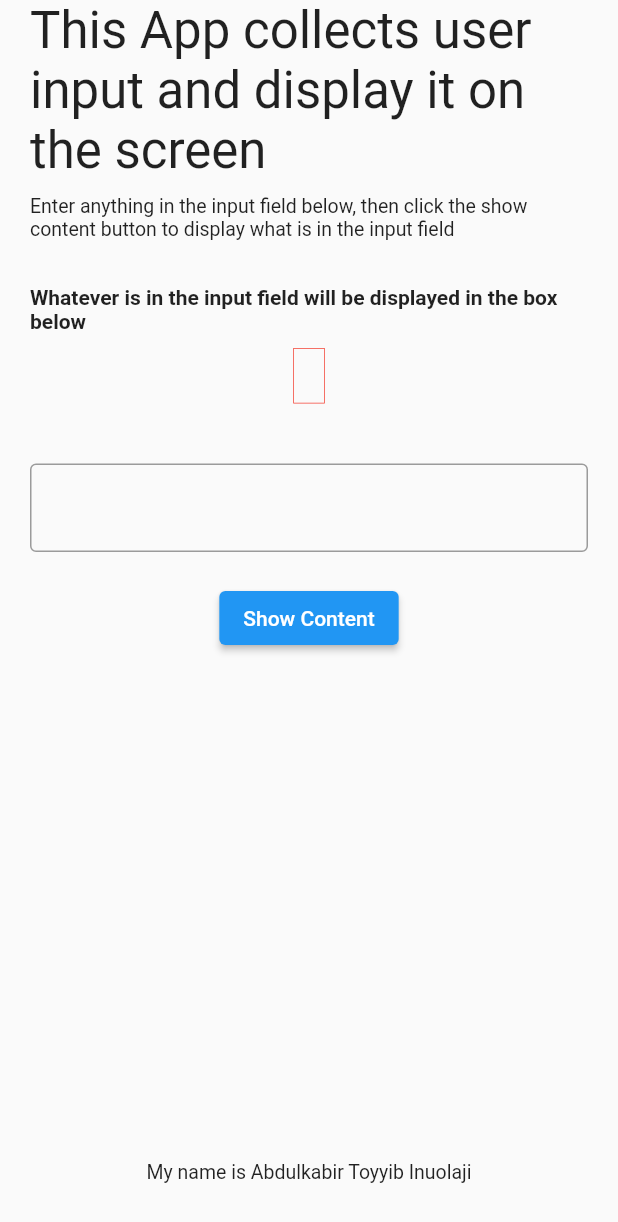
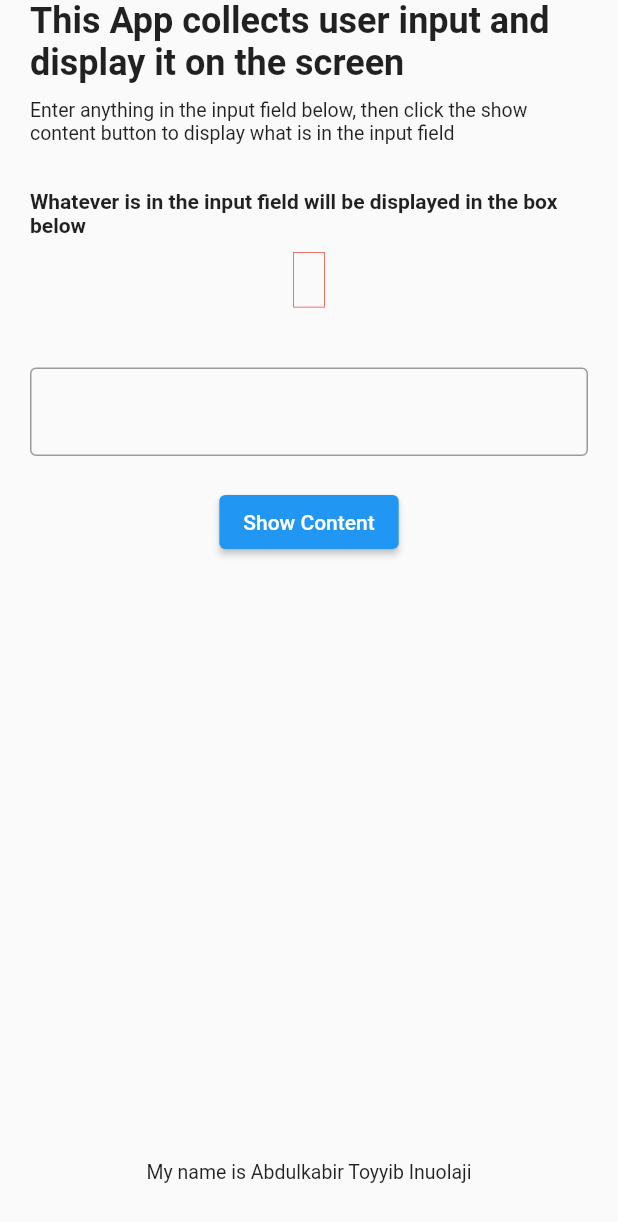
Before and after one commit to toykam/hng_zuri_tasks, a Flutter app: the screen it shows after launch, on a phone screen of 412 x 824 dp. Shown: the top 1222 px of the screen. Run offline on Flutter 3.47's test engine with Material 2 defaults, Android fonts, the phone set to English and light mode, and no system bars.

Commit message:
added a show case media

```diff
--- a/lib/main.dart
+++ b/lib/main.dart
@@ -36,11 +36,12 @@ class _MyHomePageState extends State<MyHomePage> {
 
       body: Container(
         padding: const EdgeInsets.symmetric(horizontal: 20),
+        child: SingleChildScrollView(
           child: Column(
             children: <Widget>[
-            SizedBox(height: MediaQuery.of(context).padding.top),
+              SizedBox(height: MediaQuery.of(context).padding.top * 2),
               Text("This App collects user input and display it on the screen", style: TextStyle(
-              fontSize: 34
+                fontSize: 24, fontWeight: FontWeight.bold
               )),
               SizedBox(height: 10),
               Text('Enter anything in the input field below, then click the show content button to display what is in the input field', style: TextStyle(
@@ -79,6 +80,7 @@ class _MyHomePageState extends State<MyHomePage> {
             ],
           ),
         ),
+      ),
       bottomNavigationBar: Container(
         height: 50,
         child: Text("My name is Abdulkabir Toyyib Inuolaji", style: TextStyle(
@@ -90,5 +92,4 @@ class _MyHomePageState extends State<MyHomePage> {
   }
 }
 
-
-C:/Users/toymaxcode/Documents/projects/apps/flutter/zuri_hng_tasks/task_1/build/web
+// C:/Users/toymaxcode/Documents/projects/apps/flutter/zuri_hng_tasks/task_1/build/web
--- /dev/null
+++ b/print_my_name.dart
@@ -0,0 +1,4 @@
+
+main() {
+  print("Abdulkair Toyyib Inuolaji");
+}
```
Also changed, not shown: show_case.gif (added), 2 other files. Lines whose indentation alone changed are shown as unchanged.
